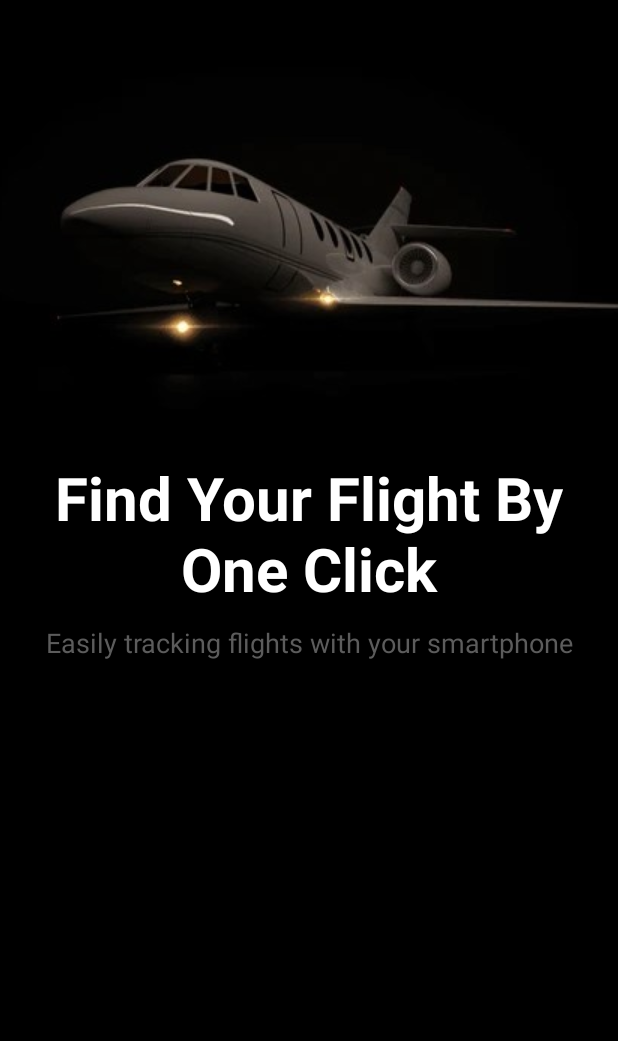
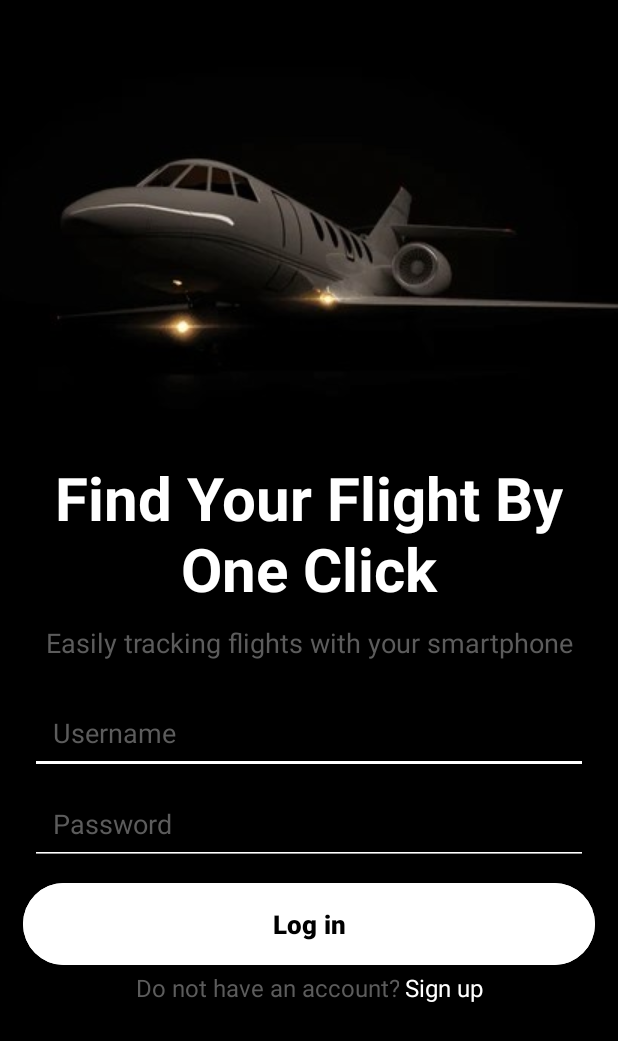
Before and after one commit to hatrungnguyen/Mobile, an Android app: the screen it shows after launch (MainActivity), on a phone screen of 412 x 824 dp. Shown: the top 1041 px of the screen. Run offline under Robolectric (Android 15) with nearby library versions, the phone set to English and light mode, and no system bars.

Commit message:
lockin scream FE

```diff
--- a/app/src/main/res/layout/activity_main.xml
+++ b/app/src/main/res/layout/activity_main.xml
@@ -33,4 +33,71 @@
         android:layout_marginTop="10dp"
         android:layout_marginHorizontal="30dp"
         />
+    <LinearLayout
+        android:layout_width="match_parent"
+        android:layout_height="wrap_content"
+        android:orientation="vertical"
+        android:layout_marginHorizontal="20dp"
+        android:layout_marginTop="20dp">
+
+        <EditText
+            android:id="@+id/username"
+            android:layout_width="match_parent"
+            android:layout_height="wrap_content"
+            android:hint="Username"
+            android:textColor="@color/white"
+            android:padding="15dp"
+            android:backgroundTint="@color/white"
+            android:textColorHint="#5C5C5C"/>
+
+        <EditText
+            android:id="@+id/password"
+            android:layout_width="match_parent"
+            android:layout_height="wrap_content"
+            android:hint="Password"
+            android:inputType="textPassword"
+            android:textColor="@color/white"
+            android:padding="15dp"
+            android:layout_marginTop="5dp"
+            android:backgroundTint="@color/white"
+            android:textColorHint="#5C5C5C"/>
+    </LinearLayout>
+        <com.google.android.material.button.MaterialButton
+            android:id="@+id/login_button"
+            android:layout_width="match_parent"
+            android:layout_height="wrap_content"
+            android:text="Log in"
+            android:textColor="@color/black"
+            android:backgroundTint="@color/white"
+            android:padding="15dp"
+            android:layout_marginLeft="15dp"
+            android:layout_marginRight="15dp"
+            android:layout_marginTop="8dp"
+            android:textStyle="bold"
+            android:textSize="17dp"/>
+
+        <LinearLayout
+            android:layout_width="match_parent"
+            android:layout_height="wrap_content"
+            android:orientation="horizontal"
+            android:gravity="center_horizontal">
+
+            <TextView
+                android:layout_width="wrap_content"
+                android:layout_height="wrap_content"
+                android:text="Do not have an account?"
+                android:textColor="#5C5C5C"
+                android:textSize="16dp"
+                android:layout_gravity="center"
+                android:gravity="center"/>
+
+            <TextView
+                android:layout_width="wrap_content"
+                android:layout_height="wrap_content"
+                android:text=" Sign up"
+                android:textColor="@color/white"
+                android:textSize="16dp"
+                android:layout_gravity="center"
+                android:gravity="center"/>
+        </LinearLayout>
 </LinearLayout>
```
Also changed, not shown: 1 other file.
